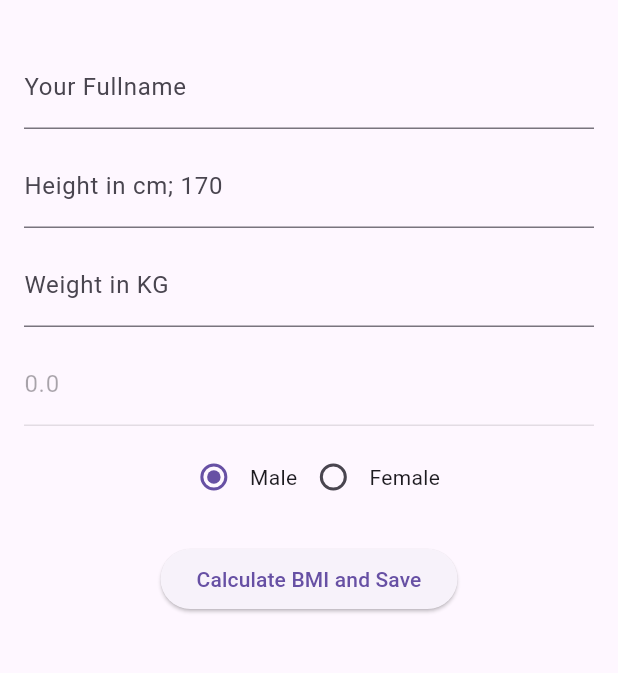
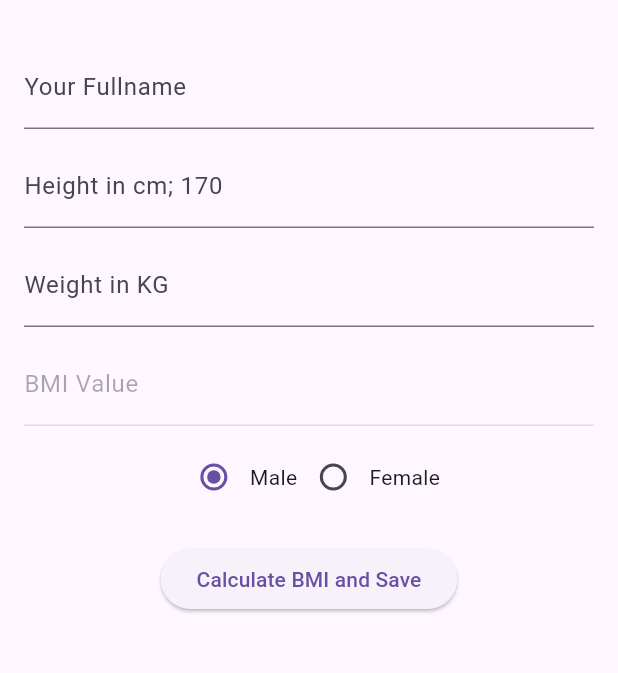
Before and after one commit to zahir248/lab_test, a Flutter app: the screen it shows after launch, on a phone screen of 412 x 824 dp, the part 63-736 px from its top. Run offline on Flutter 3.47's test engine with Material 3 defaults, Android fonts, the phone set to English and light mode, and no system bars; our stand-ins replace sqflite; accounts and stored records are empty.

Commit message:
Initial commit

```diff
--- a/lib/main.dart
+++ b/lib/main.dart
@@ -122,7 +122,9 @@ class _BMICalculatorState extends State<BMICalculator> {
       appBar: AppBar(
         title: Text('BMI Calculator'),
       ),
-      body: Padding(
+      resizeToAvoidBottomInset: true,
+      body: SingleChildScrollView(
+        child: Padding(
           padding: const EdgeInsets.all(16.0),
           child: Column(
             mainAxisAlignment: MainAxisAlignment.center,
@@ -145,7 +147,7 @@ class _BMICalculatorState extends State<BMICalculator> {
               ),
               SizedBox(height: 10),
               TextField(
-              decoration: InputDecoration(labelText: '$bmi'),
+                decoration: InputDecoration(labelText: bmi != 0.0 ? '$bmi' : 'BMI Value'),
                 enabled: false,
               ),
               SizedBox(height: 10),
@@ -182,8 +184,8 @@ class _BMICalculatorState extends State<BMICalculator> {
                 child: Text('Calculate BMI and Save'),
               ),
               SizedBox(height: 20),
-            Expanded(
-              child: ListView.builder(
+              ListView.builder(
+                shrinkWrap: true, // Ensure this property is set
                 itemCount: bmiRecords.length,
                 itemBuilder: (context, index) {
                   return ListTile(
@@ -195,10 +197,11 @@ class _BMICalculatorState extends State<BMICalculator> {
                   );
                 },
               ),
+            ],
           ),
-          ],
         ),
       ),
     );
   }
+
 }
```
Lines whose indentation alone changed are shown as unchanged.
